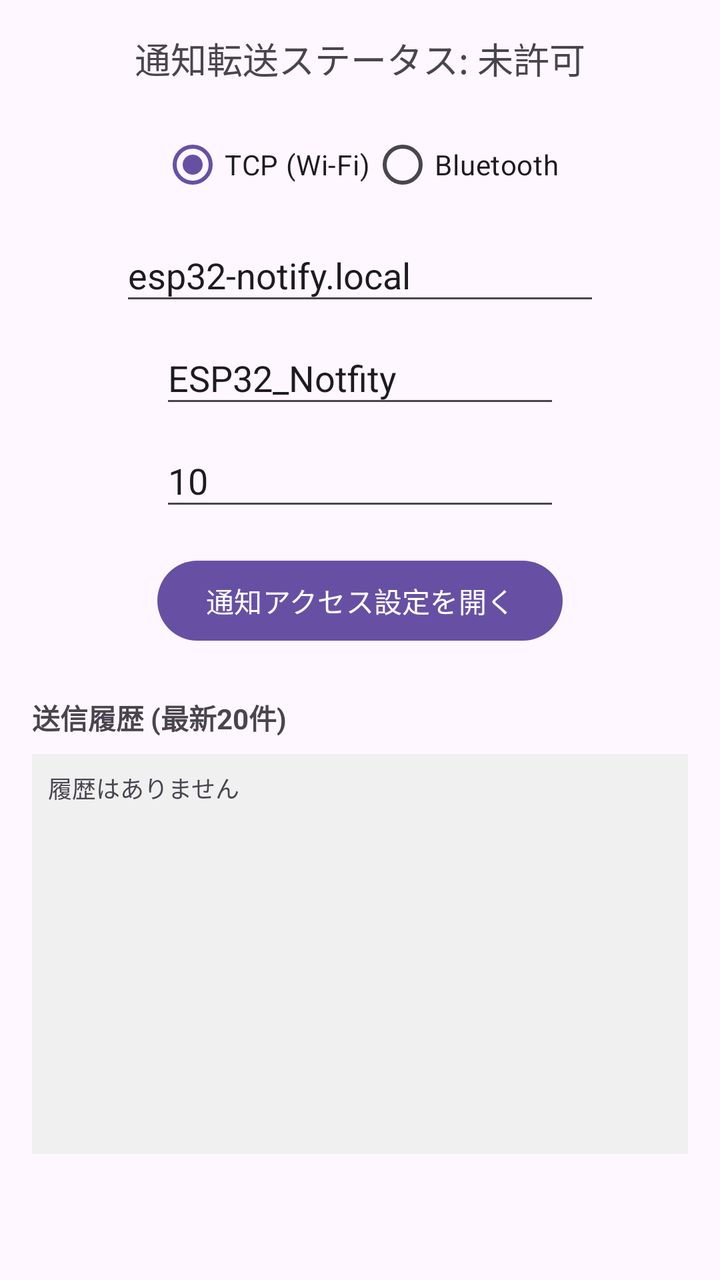
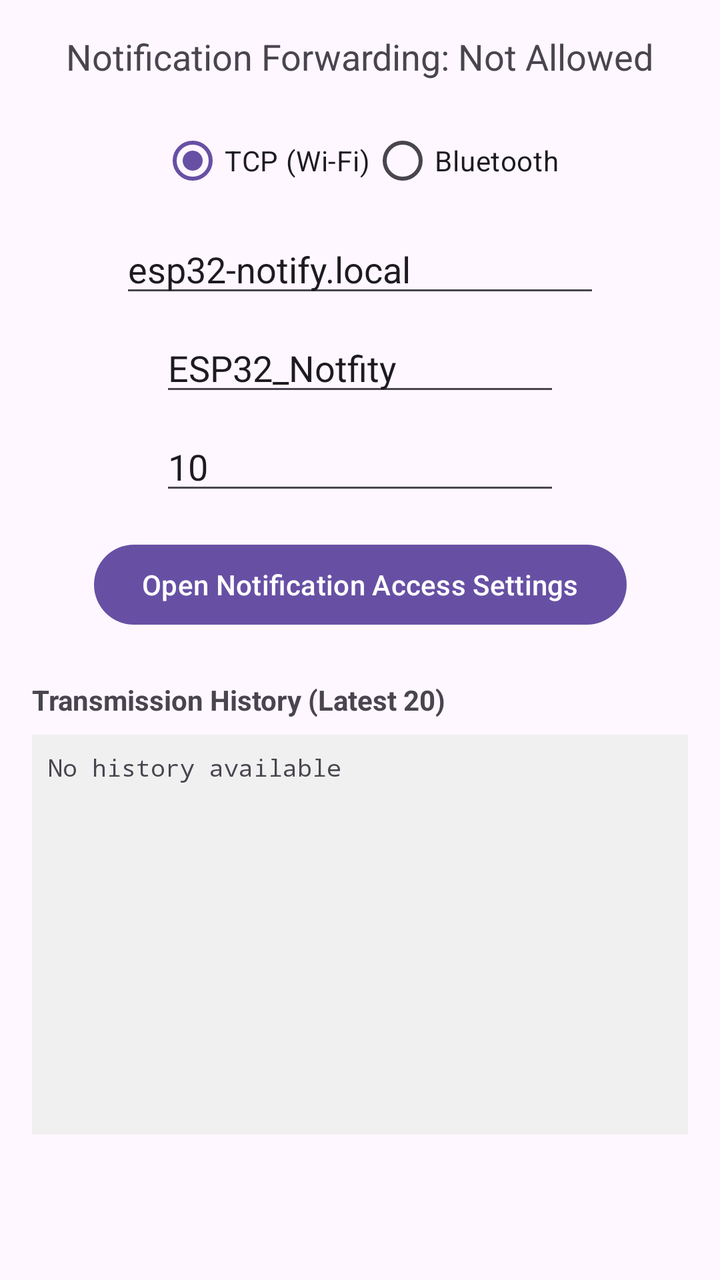

Compare the two renders of this Android layout. The source of the first and the diff that turns it into the second are given below.
<!-- AndroidManifest.xml: application theme Theme.AndroidNotifytoESP32 -->
<!-- res/layout/fragment_first.xml -->
<?xml version="1.0" encoding="utf-8"?>
<androidx.core.widget.NestedScrollView xmlns:android="http://schemas.android.com/apk/res/android"
    xmlns:app="http://schemas.android.com/apk/res-auto"
    xmlns:tools="http://schemas.android.com/tools"
    android:layout_width="match_parent"
    android:layout_height="match_parent"
    tools:context=".FirstFragment">

    <androidx.constraintlayout.widget.ConstraintLayout
        android:layout_width="match_parent"
        android:layout_height="match_parent"
        android:padding="16dp">

        <TextView
            android:id="@+id/textview_status"
            android:layout_width="wrap_content"
            android:layout_height="wrap_content"
            android:text="通知転送ステータス: 未許可"
            android:textSize="18sp"
            app:layout_constraintBottom_toTopOf="@id/radioGroup_mode"
            app:layout_constraintEnd_toEndOf="parent"
            app:layout_constraintStart_toStartOf="parent"
            app:layout_constraintTop_toTopOf="parent"
            app:layout_constraintVertical_chainStyle="packed" />

        <RadioGroup
            android:id="@+id/radioGroup_mode"
            android:layout_width="wrap_content"
            android:layout_height="wrap_content"
            android:layout_marginTop="16dp"
            android:orientation="horizontal"
            app:layout_constraintBottom_toTopOf="@id/editText_ip"
            app:layout_constraintEnd_toEndOf="parent"
            app:layout_constraintStart_toStartOf="parent"
            app:layout_constraintTop_toBottomOf="@id/textview_status">

            <RadioButton
                android:id="@+id/radioButton_tcp"
                android:layout_width="wrap_content"
                android:layout_height="wrap_content"
                android:checked="true"
                android:text="TCP (Wi-Fi)" />

            <RadioButton
                android:id="@+id/radioButton_bt"
                android:layout_width="wrap_content"
                android:layout_height="wrap_content"
                android:text="Bluetooth" />
        </RadioGroup>

        <EditText
            android:id="@+id/editText_ip"
            android:layout_width="240dp"
            android:layout_height="wrap_content"
            android:layout_marginTop="8dp"
            android:hint="ESP32 IP/ホスト名 (TCP用)"
            android:inputType="text"
            android:text="esp32-notify.local"
            app:layout_constraintBottom_toTopOf="@id/editText_bt_name"
            app:layout_constraintEnd_toEndOf="parent"
            app:layout_constraintStart_toStartOf="parent"
            app:layout_constraintTop_toBottomOf="@id/radioGroup_mode" />

        <EditText
            android:id="@+id/editText_bt_name"
            android:layout_width="200dp"
            android:layout_height="wrap_content"
            android:layout_marginTop="8dp"
            android:hint="Bluetooth デバイス名"
            android:inputType="text"
            android:text="ESP32_Notfity"
            app:layout_constraintBottom_toTopOf="@id/editText_duration"
            app:layout_constraintEnd_toEndOf="parent"
            app:layout_constraintStart_toStartOf="parent"
            app:layout_constraintTop_toBottomOf="@id/editText_ip" />

        <EditText
            android:id="@+id/editText_duration"
            android:layout_width="200dp"
            android:layout_height="wrap_content"
            android:layout_marginTop="8dp"
            android:hint="表示時間(秒) 0:永久, Max:300"
            android:inputType="number"
            android:text="10"
            app:layout_constraintBottom_toTopOf="@id/button_settings"
            app:layout_constraintEnd_toEndOf="parent"
            app:layout_constraintStart_toStartOf="parent"
            app:layout_constraintTop_toBottomOf="@id/editText_bt_name" />

        <Button
            android:id="@+id/button_settings"
            android:layout_width="wrap_content"
            android:layout_height="wrap_content"
            android:layout_marginTop="16dp"
            android:text="通知アクセス設定を開く"
            app:layout_constraintBottom_toTopOf="@id/textView_history_title"
            app:layout_constraintEnd_toEndOf="parent"
            app:layout_constraintStart_toStartOf="parent"
            app:layout_constraintTop_toBottomOf="@id/editText_duration" />

        <TextView
            android:id="@+id/textView_history_title"
            android:layout_width="wrap_content"
            android:layout_height="wrap_content"
            android:layout_marginTop="24dp"
            android:text="送信履歴 (最新20件)"
            android:textStyle="bold"
            app:layout_constraintBottom_toTopOf="@id/scrollView_history"
            app:layout_constraintStart_toStartOf="parent"
            app:layout_constraintTop_toBottomOf="@id/button_settings" />

        <androidx.core.widget.NestedScrollView
            android:id="@+id/scrollView_history"
            android:layout_width="match_parent"
            android:layout_height="200dp"
            android:layout_marginTop="8dp"
            android:background="#F0F0F0"
            android:padding="8dp"
            app:layout_constraintBottom_toBottomOf="parent"
            app:layout_constraintEnd_toEndOf="parent"
            app:layout_constraintStart_toStartOf="parent"
            app:layout_constraintTop_toBottomOf="@id/textView_history_title">

            <TextView
                android:id="@+id/textView_history"
                android:layout_width="match_parent"
                android:layout_height="wrap_content"
                android:fontFamily="monospace"
                android:text="履歴はありません"
                android:textSize="12sp" />
        </androidx.core.widget.NestedScrollView>
    </androidx.constraintlayout.widget.ConstraintLayout>
</androidx.core.widget.NestedScrollView>
<!-- resources referenced by this layout -->
<resources>
  <style name="Theme.AndroidNotifytoESP32" parent="Base.Theme.AndroidNotifytoESP32" />
  <style name="Base.Theme.AndroidNotifytoESP32" parent="Theme.Material3.DayNight.NoActionBar">
          
          
      </style>
</resources>

<!-- the commit's change to res/layout/fragment_first.xml (unified diff, before → after) -->
@@ -15,7 +15,7 @@
             android:id="@+id/textview_status"
             android:layout_width="wrap_content"
             android:layout_height="wrap_content"
-            android:text="通知転送ステータス: 未許可"
+            android:text="Notification Forwarding: Not Allowed"
             android:textSize="18sp"
             app:layout_constraintBottom_toTopOf="@id/radioGroup_mode"
             app:layout_constraintEnd_toEndOf="parent"
@@ -53,7 +53,7 @@
             android:layout_width="240dp"
             android:layout_height="wrap_content"
             android:layout_marginTop="8dp"
-            android:hint="ESP32 IP/ホスト名 (TCP用)"
+            android:hint="ESP32 IP/Hostname (for TCP)"
             android:inputType="text"
             android:text="esp32-notify.local"
             app:layout_constraintBottom_toTopOf="@id/editText_bt_name"
@@ -66,7 +66,7 @@
             android:layout_width="200dp"
             android:layout_height="wrap_content"
             android:layout_marginTop="8dp"
-            android:hint="Bluetooth デバイス名"
+            android:hint="Bluetooth Device Name"
             android:inputType="text"
             android:text="ESP32_Notfity"
             app:layout_constraintBottom_toTopOf="@id/editText_duration"
@@ -79,7 +79,7 @@
             android:layout_width="200dp"
             android:layout_height="wrap_content"
             android:layout_marginTop="8dp"
-            android:hint="表示時間(秒) 0:永久, Max:300"
+            android:hint="Display Time(s) 0:Forever, Max:300"
             android:inputType="number"
             android:text="10"
             app:layout_constraintBottom_toTopOf="@id/button_settings"
@@ -92,7 +92,7 @@
             android:layout_width="wrap_content"
             android:layout_height="wrap_content"
             android:layout_marginTop="16dp"
-            android:text="通知アクセス設定を開く"
+            android:text="Open Notification Access Settings"
             app:layout_constraintBottom_toTopOf="@id/textView_history_title"
             app:layout_constraintEnd_toEndOf="parent"
             app:layout_constraintStart_toStartOf="parent"
@@ -103,7 +103,7 @@
             android:layout_width="wrap_content"
             android:layout_height="wrap_content"
             android:layout_marginTop="24dp"
-            android:text="送信履歴 (最新20件)"
+            android:text="Transmission History (Latest 20)"
             android:textStyle="bold"
             app:layout_constraintBottom_toTopOf="@id/scrollView_history"
             app:layout_constraintStart_toStartOf="parent"
@@ -126,7 +126,7 @@
                 android:layout_width="match_parent"
                 android:layout_height="wrap_content"
                 android:fontFamily="monospace"
-                android:text="履歴はありません"
+                android:text="No history available"
                 android:textSize="12sp" />
         </androidx.core.widget.NestedScrollView>
     </androidx.constraintlayout.widget.ConstraintLayout>
